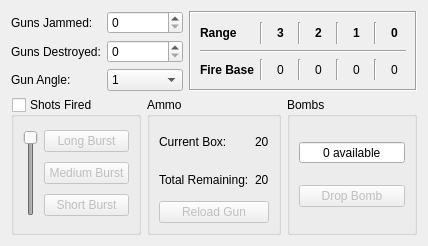
First picture: the form in turn_logger/GunControls.ui, repository wchamilton/CEManeuverLog, before the edit.
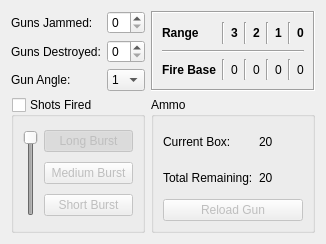
Second picture: the form after the edit.

Commit message: Fixed a bug regarding the limits on climbing. Removed the bomb control for now, Considering adding more tabs as the actions each crew can take. Need to also make said actions exclusive on a per crew member basis... Also added a visual to display the name and the tolerances of the plane within the airplane schedule

Patch:
```diff
--- a/turn_logger/GunControls.ui
+++ b/turn_logger/GunControls.ui
@@ -6,14 +6,14 @@
    <rect>
     <x>0</x>
     <y>0</y>
-    <width>428</width>
-    <height>246</height>
+    <width>326</width>
+    <height>244</height>
    </rect>
   </property>
   <property name="windowTitle">
    <string>Form</string>
   </property>
-  <layout class="QGridLayout" name="gridLayout_4" columnstretch="0,1,3">
+  <layout class="QGridLayout" name="gridLayout_4">
    <item row="0" column="0">
     <widget class="QLabel" name="label_10">
      <property name="text">
@@ -291,9 +291,7 @@
      </item>
     </widget>
    </item>
-   <item row="3" column="0" colspan="3">
-    <layout class="QHBoxLayout" name="horizontalLayout">
-     <item>
+   <item row="3" column="0" colspan="2">
       <widget class="QGroupBox" name="groupBox">
        <property name="title">
         <string>Shots Fired</string>
@@ -326,6 +324,15 @@
           <property name="text">
            <string>Long Burst</string>
           </property>
+        <property name="checkable">
+         <bool>true</bool>
+        </property>
+        <property name="checked">
+         <bool>true</bool>
+        </property>
+        <attribute name="buttonGroup">
+         <string notr="true">buttonGroup</string>
+        </attribute>
          </widget>
         </item>
         <item row="1" column="1">
@@ -333,6 +340,12 @@
           <property name="text">
            <string>Medium Burst</string>
           </property>
+        <property name="checkable">
+         <bool>true</bool>
+        </property>
+        <attribute name="buttonGroup">
+         <string notr="true">buttonGroup</string>
+        </attribute>
          </widget>
         </item>
         <item row="2" column="1">
@@ -340,12 +353,18 @@
           <property name="text">
            <string>Short Burst</string>
           </property>
+        <property name="checkable">
+         <bool>true</bool>
+        </property>
+        <attribute name="buttonGroup">
+         <string notr="true">buttonGroup</string>
+        </attribute>
          </widget>
         </item>
        </layout>
       </widget>
      </item>
-     <item>
+   <item row="3" column="2">
       <widget class="QGroupBox" name="groupBox_2">
        <property name="title">
         <string>Ammo</string>
@@ -395,46 +414,6 @@
        </layout>
       </widget>
      </item>
-     <item>
-      <widget class="QGroupBox" name="bombs_grp">
-       <property name="title">
-        <string>Bombs</string>
-       </property>
-       <layout class="QVBoxLayout" name="verticalLayout">
-        <item>
-         <widget class="QSpinBox" name="bombs_available">
-          <property name="alignment">
-           <set>Qt::AlignCenter</set>
-          </property>
-          <property name="readOnly">
-           <bool>true</bool>
-          </property>
-          <property name="buttonSymbols">
-           <enum>QAbstractSpinBox::NoButtons</enum>
-          </property>
-          <property name="suffix">
-           <string> available</string>
-          </property>
-         </widget>
-        </item>
-        <item>
-         <widget class="QPushButton" name="drop_bomb_btn">
-          <property name="enabled">
-           <bool>false</bool>
-          </property>
-          <property name="text">
-           <string>Drop Bomb</string>
-          </property>
-          <property name="checkable">
-           <bool>true</bool>
-          </property>
-         </widget>
-        </item>
-       </layout>
-      </widget>
-     </item>
-    </layout>
-   </item>
   </layout>
  </widget>
  <tabstops>
```
Left out of the diff: 3 changed lines with no effect on the pictures. Lines whose indentation alone changed are shown as unchanged. The commit also changes 5 other files.
